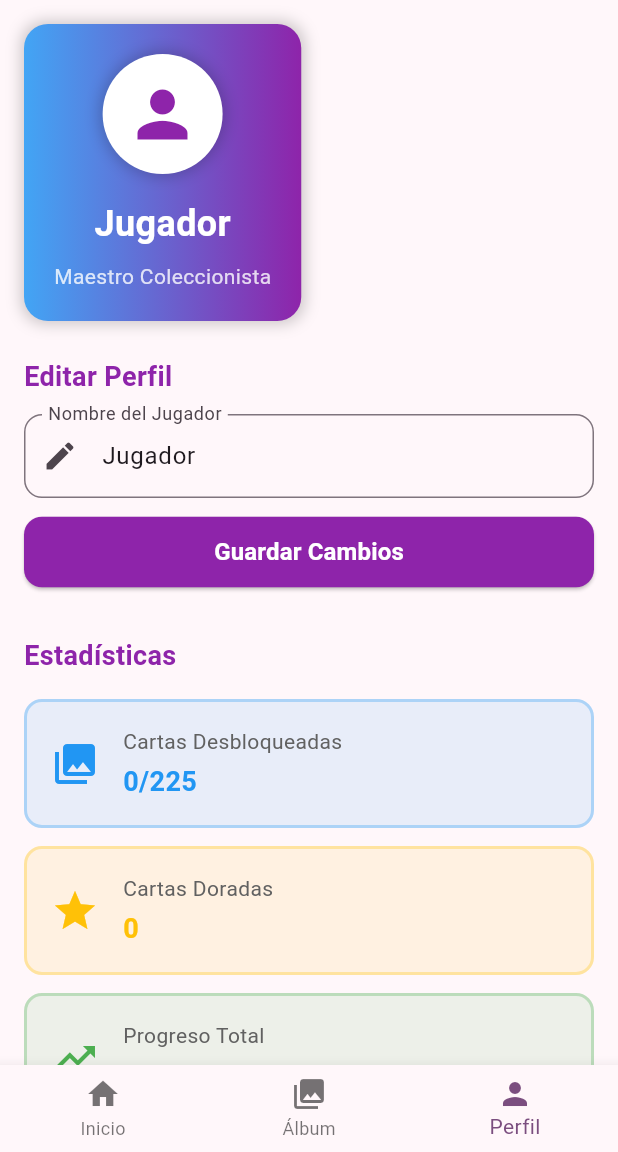
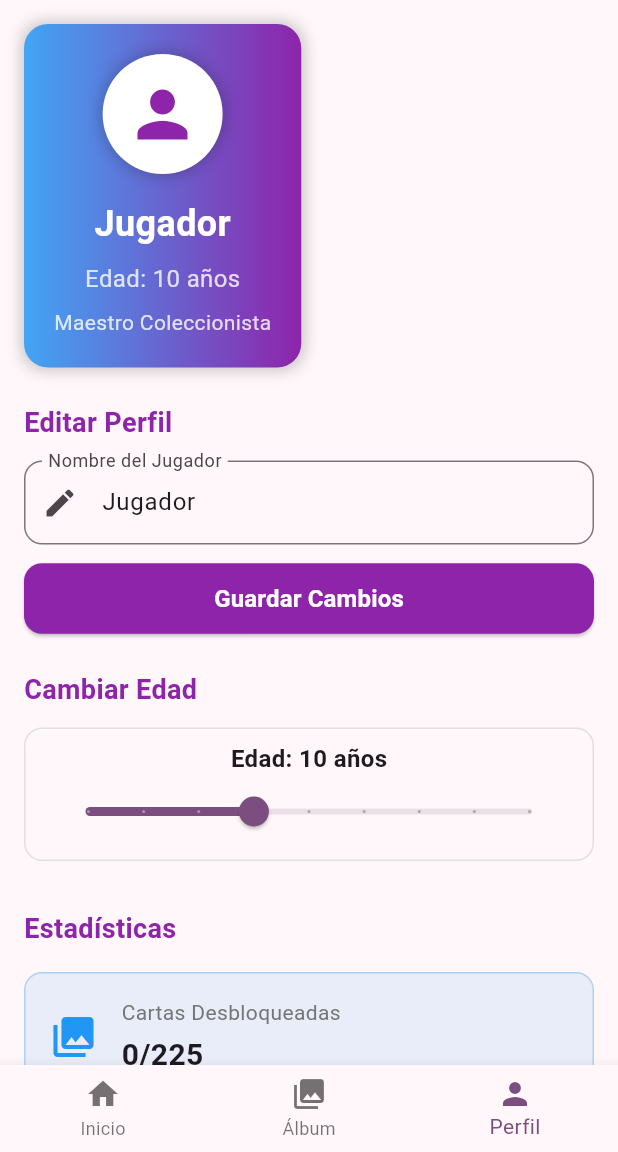
Before and after one commit to danielgomezlopez09/mundo_puzzle_flutter, a Flutter app: the HomeScreen screen opened by its route, item 3 of the bottom bar chosen, on a phone screen of 412 x 824 dp, the part 84-1236 px from its top. Run offline on Flutter 3.47's test engine with Material 3 defaults, Android fonts, the phone set to English and light mode, and no system bars; our stand-ins replace shared_preferences; accounts and stored records are empty.

Commit message:
Add age change confirmation dialog and fix player profile screen

```diff
--- a/lib/screens/player_profile_screen.dart
+++ b/lib/screens/player_profile_screen.dart
@@ -11,6 +11,7 @@ class PlayerProfileScreen extends StatefulWidget {
 class _PlayerProfileScreenState extends State<PlayerProfileScreen> {
   final GameService _gameService = GameService();
   late TextEditingController _nameController;
+  late int _selectedAge;
 
   @override
   void initState() {
@@ -18,6 +19,7 @@ class _PlayerProfileScreenState extends State<PlayerProfileScreen> {
     _nameController = TextEditingController(
       text: _gameService.getPlayerProfile().playerName,
     );
+    _selectedAge = _gameService.playerAge;
   }
 
   @override
@@ -32,6 +34,41 @@ class _PlayerProfileScreenState extends State<PlayerProfileScreen> {
       const SnackBar(
         content: Text('Nombre actualizado'),
         duration: Duration(seconds: 2),
+      ),
+    );
+  }
+
+  void _showAgeChangeDialog(int newAge) {
+    showDialog(
+      context: context,
+      builder: (context) => AlertDialog(
+        title: const Text('⚠️ Cambiar Edad'),
+        content: const Text(
+          'Si cambias tu edad, perderás TODO tu progreso en el juego. '
+          '¿Estás seguro de que deseas continuar?',
+        ),
+        actions: [
+          TextButton(
+            onPressed: () => Navigator.of(context).pop(),
+            child: const Text('Cancelar'),
+          ),
+          TextButton(
+            onPressed: () {
+              setState(() {
+                _selectedAge = newAge;
+              });
+              _gameService.resetProgress();
+              Navigator.of(context).pop();
+              ScaffoldMessenger.of(context).showSnackBar(
+                const SnackBar(
+                  content: Text('Edad actualizada y progreso reiniciado'),
+                  duration: Duration(seconds: 2),
+                ),
+              );
+            },
+            child: const Text('Continuar'),
+          ),
+        ],
       ),
     );
   }
@@ -98,6 +135,14 @@ class _PlayerProfileScreenState extends State<PlayerProfileScreen> {
                 ),
                 const SizedBox(height: 8),
                 Text(
+                  'Edad: $_selectedAge años',
+                  style: TextStyle(
+                    fontSize: 16,
+                    color: Colors.white.withOpacity(0.8),
+                  ),
+                ),
+                const SizedBox(height: 8),
+                Text(
                   'Maestro Coleccionista',
                   style: TextStyle(
                     fontSize: 14,
@@ -148,6 +193,48 @@ class _PlayerProfileScreenState extends State<PlayerProfileScreen> {
                   color: Colors.white,
                 ),
               ),
+            ),
+          ),
+          const SizedBox(height: 24),
+          // Selector de edad
+          Text(
+            'Cambiar Edad',
+            style: TextStyle(
+              fontSize: 18,
+              fontWeight: FontWeight.bold,
+              color: Colors.purple.shade600,
+            ),
+          ),
+          const SizedBox(height: 12),
+          Container(
+            padding: const EdgeInsets.symmetric(horizontal: 16, vertical: 8),
+            decoration: BoxDecoration(
+              border: Border.all(color: Colors.grey.shade300),
+              borderRadius: BorderRadius.circular(12),
+            ),
+            child: Column(
+              children: [
+                Text(
+                  'Edad: $_selectedAge años',
+                  style: const TextStyle(
+                    fontSize: 16,
+                    fontWeight: FontWeight.bold,
+                  ),
+                ),
+                Slider(
+                  value: _selectedAge.toDouble(),
+                  min: 7,
+                  max: 15,
+                  divisions: 8,
+                  label: '$_selectedAge',
+                  onChanged: (value) {
+                    final newAge = value.toInt();
+                    if (newAge != _selectedAge) {
+                      _showAgeChangeDialog(newAge);
+                    }
+                  },
+                ),
+              ],
             ),
           ),
           const SizedBox(height: 32),
@@ -201,84 +288,50 @@ class _PlayerProfileScreenState extends State<PlayerProfileScreen> {
           const SizedBox(height: 16),
           ..._gameService.getWorlds().map((world) {
             final isUnlocked = _gameService.isWorldUnlocked(world.id);
-            final unlockedInWorld =
-                _gameService.getUnlockedCardsFromWorld(world.id);
-
-            return Container(
-              margin: const EdgeInsets.only(bottom: 12),
+            return Padding(
+              padding: const EdgeInsets.only(bottom: 12),
+              child: Container(
                 padding: const EdgeInsets.all(12),
                 decoration: BoxDecoration(
                   color: isUnlocked ? Colors.green.shade50 : Colors.grey.shade100,
                   border: Border.all(
-                  color: isUnlocked ? Colors.green.shade300 : Colors.grey.shade300,
-                  width: 2,
+                    color: isUnlocked ? Colors.green : Colors.grey,
                   ),
                   borderRadius: BorderRadius.circular(12),
                 ),
                 child: Row(
-                mainAxisAlignment: MainAxisAlignment.spaceBetween,
                   children: [
-                  Column(
+                    Icon(
+                      isUnlocked ? Icons.check_circle : Icons.lock,
+                      color: isUnlocked ? Colors.green : Colors.grey,
+                    ),
+                    const SizedBox(width: 12),
+                    Expanded(
+                      child: Column(
                         crossAxisAlignment: CrossAxisAlignment.start,
                         children: [
                           Text(
                             world.name,
-                        style: TextStyle(
+                            style: const TextStyle(
                               fontSize: 16,
                               fontWeight: FontWeight.bold,
-                          color: isUnlocked
-                              ? Colors.green.shade700
-                              : Colors.grey.shade700,
                             ),
                           ),
-                      const SizedBox(height: 4),
                           Text(
-                        '${unlockedInWorld.length}/45 cartas',
+                            world.description,
                             style: TextStyle(
                               fontSize: 12,
-                          color: isUnlocked
-                              ? Colors.green.shade600
-                              : Colors.grey.shade600,
+                              color: Colors.grey.shade600,
                             ),
                           ),
                         ],
                       ),
-                  Icon(
-                    isUnlocked ? Icons.lock_open : Icons.lock,
-                    color: isUnlocked
-                        ? Colors.green.shade600
-                        : Colors.grey.shade600,
-                    size: 28,
                     ),
                   ],
                 ),
+              ),
             );
-          }),
-          const SizedBox(height: 32),
-          // Botón de zona de padres
-          SizedBox(
-            width: double.infinity,
-            child: ElevatedButton(
-              onPressed: () {
-                _showParentZone();
-              },
-              style: ElevatedButton.styleFrom(
-                backgroundColor: Colors.orange.shade600,
-                padding: const EdgeInsets.symmetric(vertical: 12),
-                shape: RoundedRectangleBorder(
-                  borderRadius: BorderRadius.circular(12),
-                ),
-              ),
-              child: const Text(
-                'Zona de Padres',
-                style: TextStyle(
-                  fontSize: 16,
-                  fontWeight: FontWeight.bold,
-                  color: Colors.white,
-                ),
-              ),
-            ),
-          ),
+          }).toList(),
         ],
       ),
     );
@@ -294,41 +347,34 @@ class _PlayerProfileScreenState extends State<PlayerProfileScreen> {
       padding: const EdgeInsets.all(16),
       decoration: BoxDecoration(
         color: color.withOpacity(0.1),
-        border: Border.all(
-          color: color.withOpacity(0.3),
-          width: 2,
-        ),
+        border: Border.all(color: color.withOpacity(0.3)),
         borderRadius: BorderRadius.circular(12),
       ),
       child: Row(
-        mainAxisAlignment: MainAxisAlignment.spaceBetween,
-        children: [
-          Row(
         children: [
           Icon(icon, color: color, size: 32),
           const SizedBox(width: 16),
-              Column(
+          Expanded(
+            child: Column(
               crossAxisAlignment: CrossAxisAlignment.start,
               children: [
                 Text(
                   title,
                   style: TextStyle(
                     fontSize: 14,
-                      color: Colors.grey.shade700,
+                    color: Colors.grey.shade600,
                   ),
                 ),
                 const SizedBox(height: 4),
                 Text(
                   value,
-                    style: TextStyle(
-                      fontSize: 18,
+                  style: const TextStyle(
+                    fontSize: 20,
                     fontWeight: FontWeight.bold,
-                      color: color,
                   ),
                 ),
               ],
             ),
-            ],
           ),
         ],
       ),
@@ -338,166 +384,4 @@ class _PlayerProfileScreenState extends State<PlayerProfileScreen> {
   String _formatDate(DateTime date) {
     return '${date.day}/${date.month}/${date.year}';
   }
-
-  void _showParentZone() {
-    showDialog(
-      context: context,
-      builder: (context) => AlertDialog(
-        title: const Text('Zona de Padres'),
-        content: Column(
-          mainAxisSize: MainAxisSize.min,
-          children: [
-            const Text(
-              'Resuelve la siguiente operación matemática:',
-              textAlign: TextAlign.center,
-            ),
-            const SizedBox(height: 16),
-            Container(
-              padding: const EdgeInsets.all(16),
-              decoration: BoxDecoration(
-                color: Colors.blue.shade50,
-                borderRadius: BorderRadius.circular(12),
-              ),
-              child: const Text(
-                '15 × 2 = ?',
-                style: TextStyle(
-                  fontSize: 24,
-                  fontWeight: FontWeight.bold,
-                ),
-              ),
-            ),
-            const SizedBox(height: 16),
-            TextField(
-              keyboardType: TextInputType.number,
-              decoration: InputDecoration(
-                labelText: 'Respuesta',
-                border: OutlineInputBorder(
-                  borderRadius: BorderRadius.circular(12),
-                ),
-              ),
-              onSubmitted: (value) {
-                if (value == '30') {
-                  Navigator.pop(context);
-                  _showParentOptions();
-                } else {
-                  ScaffoldMessenger.of(context).showSnackBar(
-                    const SnackBar(
-                      content: Text('Respuesta incorrecta'),
-                      duration: Duration(seconds: 2),
-                    ),
-                  );
 }
-              },
-            ),
-          ],
-        ),
-        actions: [
-          TextButton(
-            onPressed: () => Navigator.pop(context),
-            child: const Text('Cancelar'),
-          ),
-        ],
-      ),
-    );
-  }
-
-  void _showParentOptions() {
-    showDialog(
-      context: context,
-      builder: (context) => AlertDialog(
-        title: const Text('Opciones de Padres'),
-        content: Column(
-          mainAxisSize: MainAxisSize.min,
-          crossAxisAlignment: CrossAxisAlignment.start,
-          children: [
-            const Text('Selecciona una opción:'),
-            const SizedBox(height: 16),
-            ListTile(
-              title: const Text('Ver Estadísticas Completas'),
-              onTap: () {
-                Navigator.pop(context);
-                ScaffoldMessenger.of(context).showSnackBar(
-                  const SnackBar(
-                    content: Text('Estadísticas: 225 cartas totales, 45 por mundo'),
-                    duration: Duration(seconds: 3),
-                  ),
-                );
-              },
-            ),
-            ListTile(
-              title: const Text('Reiniciar Progreso'),
-              onTap: () {
-                Navigator.pop(context);
-                _showResetConfirmation();
-              },
-            ),
-            ListTile(
-              title: const Text('Información de Seguridad'),
-              onTap: () {
-                Navigator.pop(context);
-                _showSecurityInfo();
-              },
-            ),
-          ],
-        ),
-        actions: [
-          TextButton(
-            onPressed: () => Navigator.pop(context),
-            child: const Text('Cerrar'),
-          ),
-        ],
-      ),
-    );
-  }
-
-  void _showResetConfirmation() {
-    showDialog(
-      context: context,
-      builder: (context) => AlertDialog(
-        title: const Text('¿Reiniciar Progreso?'),
-        content: const Text(
-          'Esto eliminará todo el progreso del jugador. ¿Estás seguro?',
-        ),
-        actions: [
-          TextButton(
-            onPressed: () => Navigator.pop(context),
-            child: const Text('Cancelar'),
-          ),
-          TextButton(
-            onPressed: () {
-              _gameService.resetProgress();
-              Navigator.pop(context);
-              setState(() {});
-              ScaffoldMessenger.of(context).showSnackBar(
-                const SnackBar(
-                  content: Text('Progreso reiniciado'),
-                  duration: Duration(seconds: 2),
-                ),
-              );
-            },
-            child: const Text('Reiniciar'),
-          ),
-        ],
-      ),
-    );
-  }
-
-  void _showSecurityInfo() {
-    showDialog(
-      context: context,
-      builder: (context) => AlertDialog(
-        title: const Text('Información de Seguridad'),
-        content: const Text(
-          'Mundo Puzzle es una aplicación educativa segura para niños. '
-          'No recopilamos datos personales y toda la información se almacena localmente en el dispositivo.',
-        ),
-        actions: [
-          TextButton(
-            onPressed: () => Navigator.pop(context),
-            child: const Text('Cerrar'),
-          ),
-        ],
-      ),
-    );
-  }
-}
```
Lines whose indentation alone changed are shown as unchanged.
